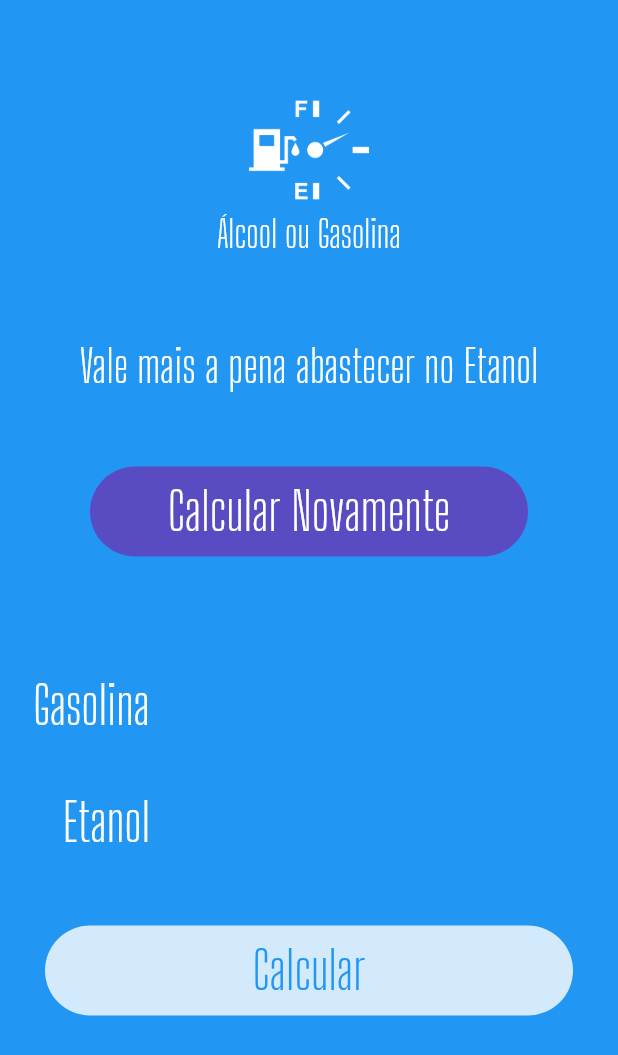
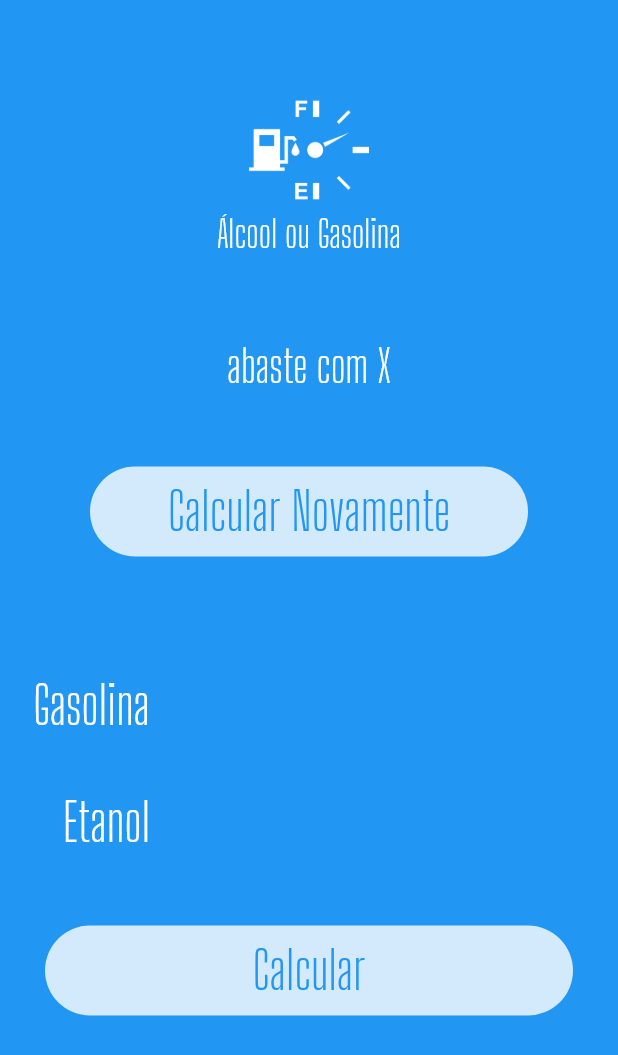
Before and after one commit to FelipeSolunexus/aog, a Flutter app: the screen it shows after launch, on a phone screen of 412 x 824 dp. Shown: the top 1055 px of the screen. Run offline on Flutter 3.47's test engine with Material 2 defaults, Android fonts, the phone set to English and light mode, and no system bars.

Commit message:
componetizando o widget que fica o botão de calcular novamente

```diff
--- a/aog/lib/main.dart
+++ b/aog/lib/main.dart
@@ -1,6 +1,7 @@
 import 'package:aog/widgets/calcular_widget.dart';
 import 'package:aog/widgets/input.widget.dart';
 import 'package:aog/widgets/logo_widget.dart';
+import 'package:aog/widgets/success_widget.dart';
 import 'package:flutter/material.dart';
 
 void main() {
@@ -37,38 +38,7 @@ class HomePage extends StatelessWidget {
       body: ListView(
         children: <Widget>[
           const Logo(),
-          Container(
-            margin: const EdgeInsets.all(30),
-            decoration: BoxDecoration(
-              color: Colors.blue.withOpacity(0.8),
-              borderRadius: BorderRadius.circular(25),
-            ),
-            child: Column(
-              children: <Widget>[
-                const SizedBox(
-                  height: 15,
-                ),
-                const Text(
-                  "Vale mais a pena abastecer no Etanol",
-                  style: TextStyle(
-                    color: Colors.white,
-                    fontSize: 30,
-                    fontFamily: "Big Shoulders Display",
-                  ),
-                  textAlign: TextAlign.center,
-                ),
-                const SizedBox(
-                  height: 20,
-                ),
-                LoadingButton(
-                  titleButton: "Calcular Novamente",
-                  busy: false,
-                  invert: false,
-                  func: () {},
-                ),
-              ],
-            ),
-          ),
+          Success(result: "abaste com X", reset: () {}),
           Input(label: "Gasolina", ctrl: _gasCtrl),
           Input(label: "Etanol", ctrl: _alcoolCtrl),
           LoadingButton(
--- a/aog/lib/widgets/calcular_widget.dart
+++ b/aog/lib/widgets/calcular_widget.dart
@@ -2,10 +2,11 @@ import 'package:flutter/material.dart';
 
 // ignore: must_be_immutable
 class LoadingButton extends StatelessWidget {
-  var titleButton = "";
+  // ignore: prefer_typing_uninitialized_variables
+  late var titleButton;
   var busy = false;
   var invert = false;
-  Function func;
+  late Function func;
 
   LoadingButton(
       {Key? key,
--- /dev/null
+++ b/aog/lib/widgets/success_widget.dart
@@ -0,0 +1,49 @@
+import 'package:flutter/material.dart';
+
+import 'calcular_widget.dart';
+
+// ignore: must_be_immutable
+class Success extends StatelessWidget {
+  // ignore: prefer_typing_uninitialized_variables
+  late var result;
+  late Function reset;
+
+  Success({Key? key, required this.result, required this.reset})
+      : super(key: key);
+
+  @override
+  Widget build(BuildContext context) {
+    return Container(
+      margin: const EdgeInsets.all(30),
+      decoration: BoxDecoration(
+        color: Colors.blue.withOpacity(0.8),
+        borderRadius: BorderRadius.circular(25),
+      ),
+      child: Column(
+        children: <Widget>[
+          const SizedBox(
+            height: 15,
+          ),
+          Text(
+            result,
+            style: const TextStyle(
+              color: Colors.white,
+              fontSize: 30,
+              fontFamily: "Big Shoulders Display",
+            ),
+            textAlign: TextAlign.center,
+          ),
+          const SizedBox(
+            height: 20,
+          ),
+          LoadingButton(
+            titleButton: "Calcular Novamente",
+            busy: false,
+            invert: true,
+            func: reset,
+          ),
+        ],
+      ),
+    );
+  }
+}
```
